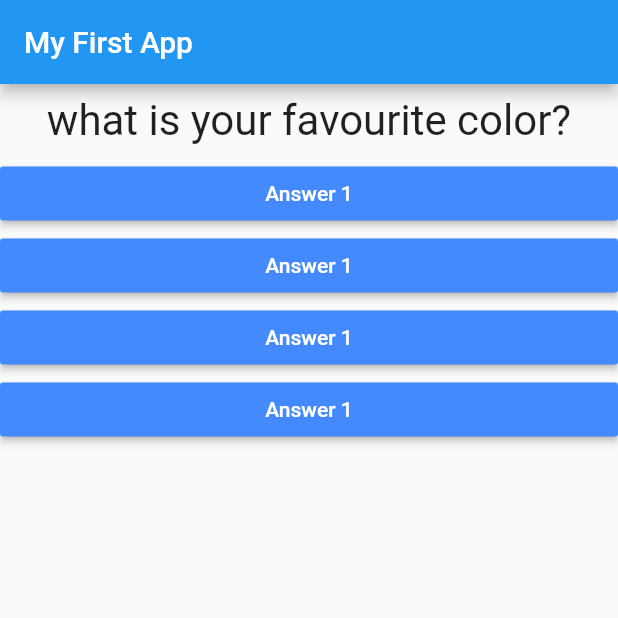
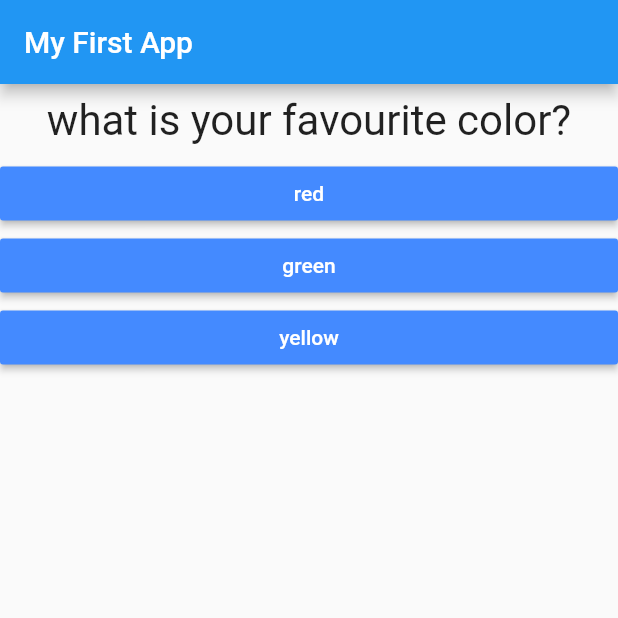
Before and after one commit to dev5576/FlutterCrashCourse-, a Flutter app: the screen it shows after launch, on a phone screen of 412 x 824 dp, the top half of it. Run offline on Flutter 3.47's test engine with Material 2 defaults, Android fonts, the phone set to English and light mode, and no system bars.

Commit message:
added question map, spread op etc

```diff
--- a/lib/answer.dart
+++ b/lib/answer.dart
@@ -2,8 +2,9 @@ import 'package:flutter/material.dart';
 
 class Answer extends StatelessWidget {
   final Function selectHandler;
+  final String answerText;
 
-  Answer(this.selectHandler);
+  Answer(this.selectHandler, this.answerText);
 
   @override
   Widget build(BuildContext context) {
@@ -12,7 +13,7 @@ class Answer extends StatelessWidget {
       child: RaisedButton(
         color: Colors.blueAccent,
         textColor: Colors.white,
-        child: Text('Answer 1'),
+        child: Text(answerText),
         onPressed: selectHandler,
       ),
     );
--- a/lib/main.dart
+++ b/lib/main.dart
@@ -31,7 +31,7 @@ class _MyAppState extends State<MyApp> {
     var questions = [
       {
         'questionText': 'what is your favourite color?',
-        'answers': ['red', 'green', 'yello']
+        'answers': ['red', 'green', 'yellow']
       },
       {
         'questionText': 'what is your favourite animal?',
@@ -49,10 +49,10 @@ class _MyAppState extends State<MyApp> {
       body: Column(
         children: <Widget>[
           Question(questions[_questionIndex]['questionText']),
-          Answer(_AnswerQuestion),
-          Answer(_AnswerQuestion),
-          Answer(_AnswerQuestion),
-          Answer(_AnswerQuestion),
+          ...(questions[_questionIndex]['answers'] as List<String>)
+              .map((answer) {
+                 return Answer(_AnswerQuestion, answer);
+          }).toList()
         ],
       ),
     ));
```
